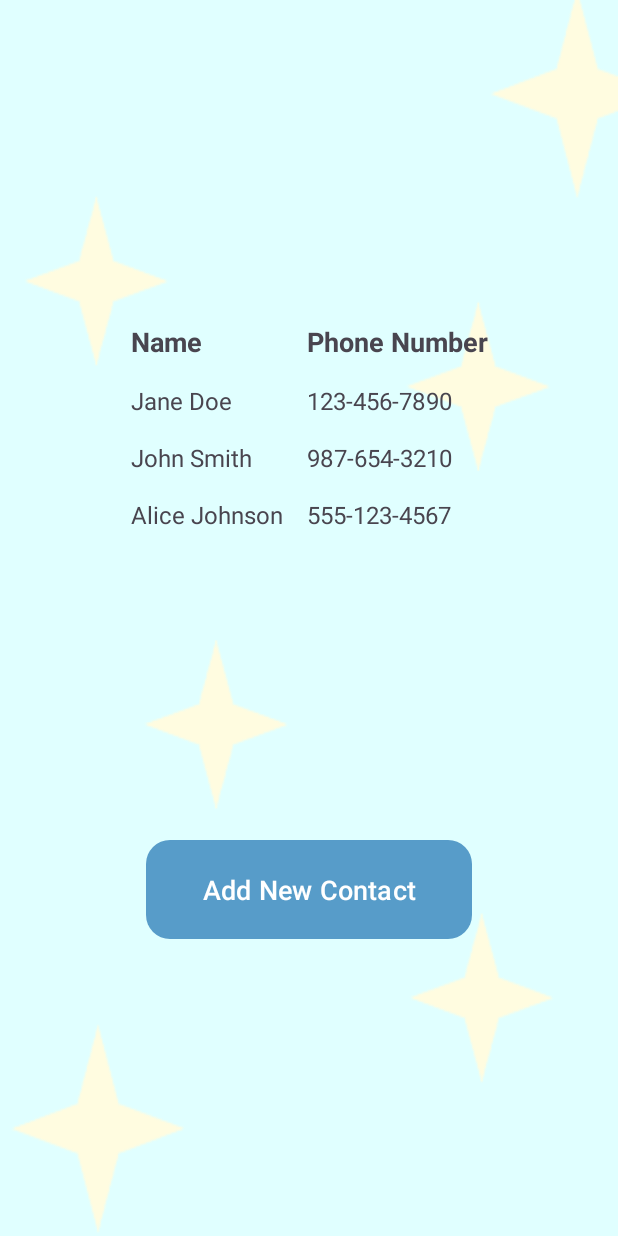
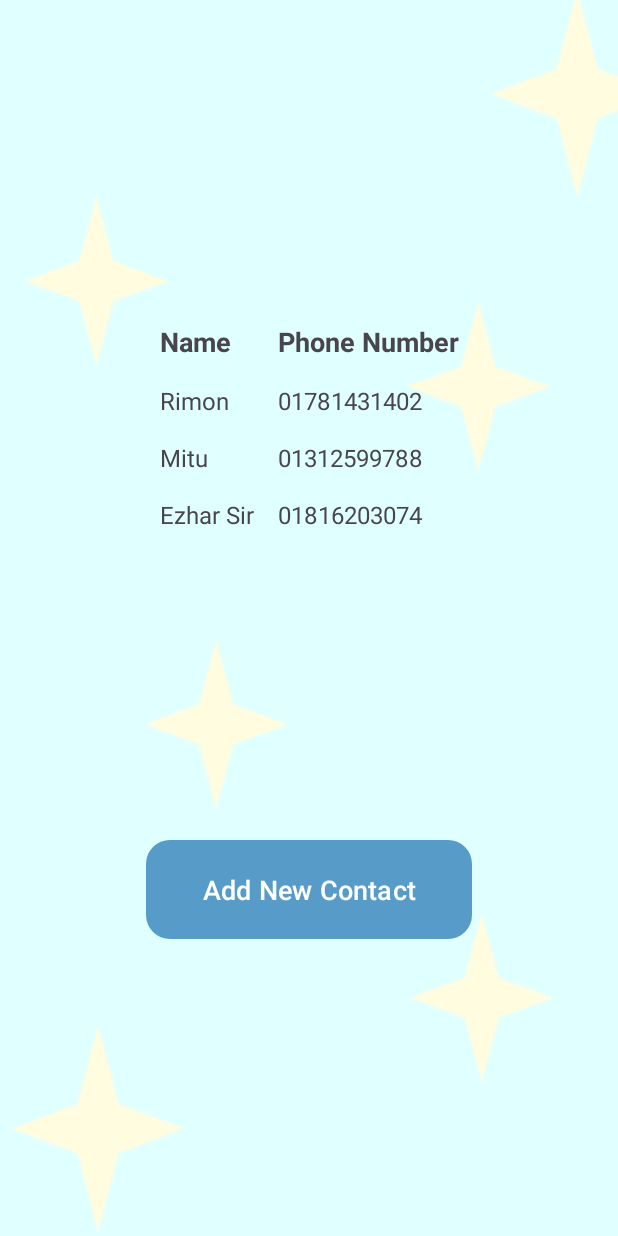
Before and after one commit to RaianRashidRimon/EchoSafe-A_Woman_Safety_App, an Android app: the ViewContactsActivity screen opened directly, with no data from a screen before it, on a phone screen of 412 x 824 dp. Run offline under Robolectric (Android 15) with nearby library versions, the phone set to English and light mode, and no system bars.

Commit message:
New Features

```diff
--- a/app/src/main/AndroidManifest.xml
+++ b/app/src/main/AndroidManifest.xml
@@ -13,7 +13,8 @@
     <uses-permission android:name="android.permission.RECORD_AUDIO" />
     <uses-permission android:name="android.permission.WRITE_EXTERNAL_STORAGE" />
     <uses-permission android:name="android.permission.READ_EXTERNAL_STORAGE" />
-
+    <uses-permission android:name="android.permission.ACCESS_FINE_LOCATION"/>
+    <uses-permission android:name="android.permission.SEND_SMS"/>
 
     <application
         android:allowBackup="true"
--- a/app/src/main/res/layout/activity_fake_call.xml
+++ b/app/src/main/res/layout/activity_fake_call.xml
@@ -2,15 +2,16 @@
     xmlns:app="http://schemas.android.com/apk/res-auto"
     android:layout_width="match_parent"
     android:layout_height="match_parent"
-    android:background="#000000"
+    android:background="#FFFFFF"
     android:padding="16dp">
+
 
     <TextView
         android:id="@+id/callerNameTextView"
         android:layout_width="wrap_content"
         android:layout_height="wrap_content"
         android:textSize="36sp"
-        android:textColor="#FFFFFF"
+        android:textColor="#000000"
         android:layout_centerHorizontal="true"
         android:layout_marginTop="50dp"/>
 
--- a/app/src/main/res/layout/activity_view_contacts.xml
+++ b/app/src/main/res/layout/activity_view_contacts.xml
@@ -43,14 +43,14 @@
             <TextView
                 android:layout_width="wrap_content"
                 android:layout_height="wrap_content"
-                android:text="Jane Doe"
+                android:text="Rimon"
                 android:padding="8dp"
                 android:textSize="16sp" />
 
             <TextView
                 android:layout_width="wrap_content"
                 android:layout_height="wrap_content"
-                android:text="123-456-7890"
+                android:text="01781431402"
                 android:padding="8dp"
                 android:textSize="16sp" />
         </TableRow>
@@ -59,14 +59,14 @@
             <TextView
                 android:layout_width="wrap_content"
                 android:layout_height="wrap_content"
-                android:text="John Smith"
+                android:text="Mitu"
                 android:padding="8dp"
                 android:textSize="16sp" />
 
             <TextView
                 android:layout_width="wrap_content"
                 android:layout_height="wrap_content"
-                android:text="987-654-3210"
+                android:text="01312599788"
                 android:padding="8dp"
                 android:textSize="16sp" />
         </TableRow>
@@ -75,14 +75,14 @@
             <TextView
                 android:layout_width="wrap_content"
                 android:layout_height="wrap_content"
-                android:text="Alice Johnson"
+                android:text="Ezhar Sir"
                 android:padding="8dp"
                 android:textSize="16sp" />
 
             <TextView
                 android:layout_width="wrap_content"
                 android:layout_height="wrap_content"
-                android:text="555-123-4567"
+                android:text="01816203074"
                 android:padding="8dp"
                 android:textSize="16sp" />
         </TableRow>
```
Also changed, not shown: app/src/main/java/com/example/echosafeguiversion10/MainActivity.java (+75 -25 lines).
